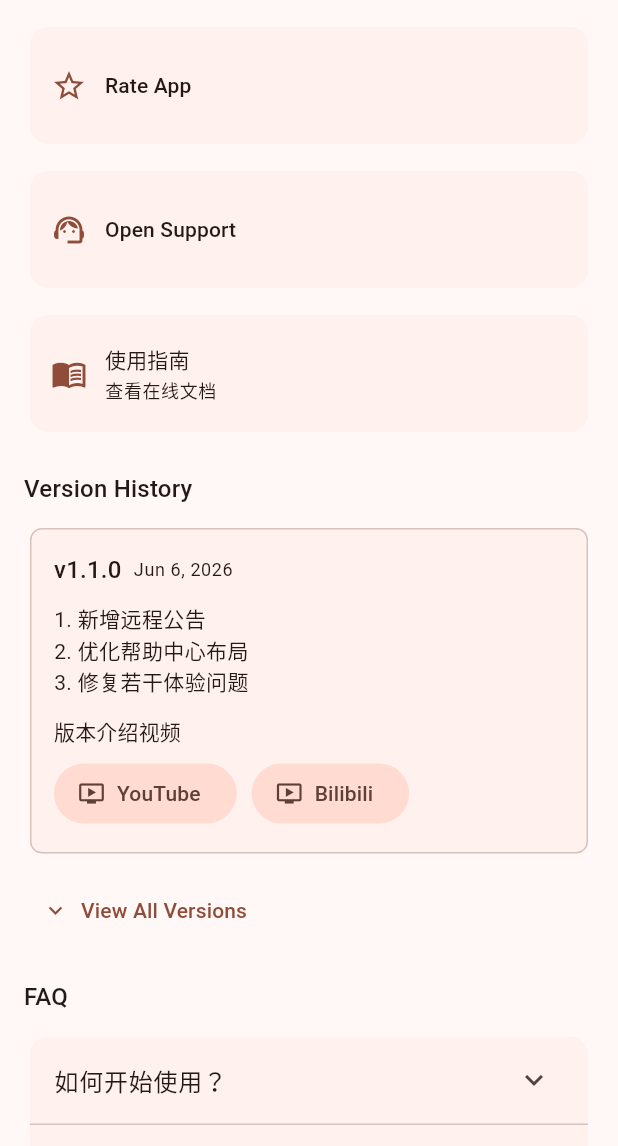
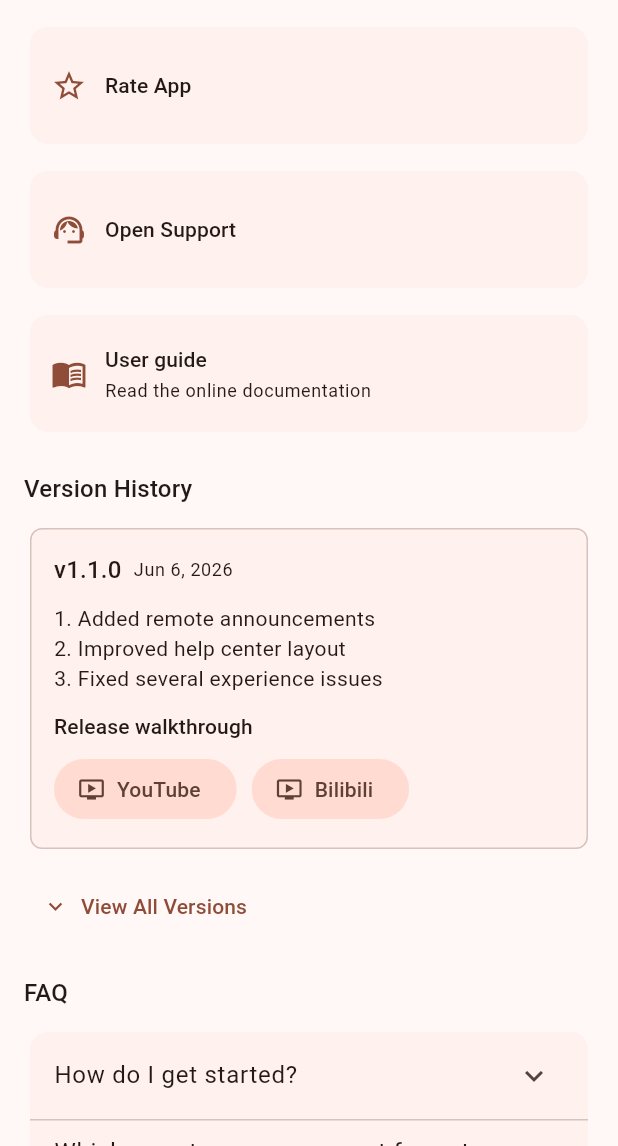
Before and after one commit to kyinwind/app_help_center, a Flutter app: the screen it shows after launch, scrolled down 576 dp, on a phone screen of 412 x 824 dp, the part 90-1236 px from its top. Run offline on Flutter 3.47's test engine with Material 3 defaults, Android fonts, the phone set to English and light mode, and no system bars; our stand-ins replace image_picker, shared_preferences; network calls fail.

Commit message:
发布前的完善

```diff
--- a/example/lib/main.dart
+++ b/example/lib/main.dart
@@ -39,23 +39,33 @@ final _config = AppHelpCenterConfig(
       debugPrint(payload.combinedContent);
     },
   ),
+  reviewPrompt: ReviewPromptConfig(
+    appName: 'Demo App',
+    defaultClickThreshold: 5,
+    defaultDaysThreshold: 3,
+    onReview: () {
+      debugPrint('Open your store listing or in-app review flow here.');
+    },
+  ),
   remoteVersionSupplementUrl:
       Uri.parse('https://example.com/version-supplements.json'),
   announcements: [
     HelpAnnouncement(
       id: 'welcome-help-center',
-      title: '欢迎使用帮助中心',
-      message: '这里会展示产品公告、重要提醒和与用户沟通相关的内容。',
+      title: 'Welcome to the help center',
+      message:
+          'Use this area for product announcements, support notices, and user communication.',
       publishedAt: DateTime(2026, 6, 3),
       level: HelpAnnouncementLevel.info,
-      linkTitle: '查看项目',
-      linkUrl: Uri.parse('https://github.com/yangxuehui/app_help_center'),
+      linkTitle: 'View project',
+      linkUrl: Uri.parse('https://github.com/kyinwind/app_help_center'),
       isPinned: true,
     ),
     HelpAnnouncement(
       id: 'scheduled-maintenance',
-      title: '技术支持服务维护提醒',
-      message: '技术支持页面将在维护窗口内短暂不可用，用户仍可通过邮件提交反馈。',
+      title: 'Support maintenance notice',
+      message:
+          'The support page may be briefly unavailable during maintenance. Email feedback remains available.',
       publishedAt: DateTime(2026, 6),
       level: HelpAnnouncementLevel.warning,
       expiresAt: DateTime(2026, 7),
@@ -65,38 +75,42 @@ final _config = AppHelpCenterConfig(
     VersionHistoryItem(
       versionName: 'v1.1.0',
       publishedAt: DateTime(2026, 6, 6),
-      changes: '1. 新增远程公告\n2. 优化帮助中心布局\n3. 修复若干体验问题',
-      videoTitle: '版本介绍视频',
+      changes:
+          '1. Added remote announcements\n2. Improved help center layout\n3. Fixed several experience issues',
+      videoTitle: 'Release walkthrough',
       videoLinks: [
         HelpVideoLink(title: 'YouTube', url: Uri.parse('https://youtube.com')),
         HelpVideoLink(
-            title: 'Bilibili', url: Uri.parse('https://bilibili.com')),
+          title: 'Bilibili',
+          url: Uri.parse('https://bilibili.com'),
+        ),
       ],
     ),
     VersionHistoryItem(
       versionName: 'v1.0.0',
       publishedAt: DateTime(2026, 5, 20),
-      changes: '首次发布帮助中心、FAQ、快速入口和评分入口。',
+      changes:
+          'Initial release with help center, FAQ, quick links, and rating entry points.',
     ),
   ],
   quickLinks: [
     HelpQuickLink.url(
-      title: '使用指南',
-      subtitle: '查看在线文档',
+      title: 'User guide',
+      subtitle: 'Read the online documentation',
       icon: Icons.menu_book_outlined,
       url: Uri.parse('https://example.com/guide'),
     ),
   ],
   faqItems: [
     HelpFaqItem(
-      question: '如何开始使用？',
+      question: 'How do I get started?',
       answer:
-          '导入 app_help_center，创建 AppHelpCenterConfig，然后展示 AppHelpCenterPage。',
+          'Import app_help_center, create an AppHelpCenterConfig, then show AppHelpCenterPage.',
     ),
     HelpFaqItem(
-      question: '远程公告支持什么格式？',
+      question: 'Which remote announcement format is supported?',
       answer:
-          '支持 SwiftHelpCenter 风格 JSON 数组，也支持 {"announcements": [...]} 包装结构。',
+          'Use a SwiftHelpCenter-style JSON array or wrap the array in an announcements field.',
     ),
   ],
 );
--- a/lib/src/models/review_prompt.dart
+++ b/lib/src/models/review_prompt.dart
@@ -33,7 +33,8 @@ class ReviewPromptConfig {
   final VoidCallback? onOpenSettings;
 
   /// Custom callback when the user taps "Go to Review".
-  /// If null, the platform's in-app review dialog is used.
+  /// Use this to open your store listing, in-app review flow, or rating page.
+  /// If null, the button only dismisses the prompt and silences future prompts.
   final VoidCallback? onReview;
 
   /// SharedPreferences key prefix for persisting prompt state.
@@ -153,7 +154,7 @@ class ReviewPromptManager extends ChangeNotifier {
   bool get shouldShowPrompt => _info?.isShowReviewPopup == true;
 
   /// Whether the user has permanently opted out.
-  bool get neverPrompt => _info?.neverPrompt == true;
+  bool get isNeverPrompt => _info?.neverPrompt == true;
 
   Future<SharedPreferences> get _prefs async =>
       _preferences ??= await SharedPreferences.getInstance();
@@ -163,7 +164,7 @@ class ReviewPromptManager extends ChangeNotifier {
   // ---------------------------------------------------------------------------
 
   void _initInfo() {
-    _info = const _ReviewPromptInfo(
+    _info = _ReviewPromptInfo(
       maxClickCount: config.defaultClickThreshold,
       maxDaysCount: config.defaultDaysThreshold,
     );
@@ -218,10 +219,12 @@ class ReviewPromptManager extends ChangeNotifier {
 
     if (!_info!.isShowReviewPopup) {
       // Record this action
-      _history.add(_ClickMenuHistory(actType: actType, clickDate: DateTime.now()));
+      _history
+          .add(_ClickMenuHistory(actType: actType, clickDate: DateTime.now()));
       _saveHistory();
 
-      if (daysCount >= _info!.maxDaysCount && _history.length > _info!.maxClickCount) {
+      if (daysCount >= _info!.maxDaysCount &&
+          _history.length > _info!.maxClickCount) {
         _info = _info!.copyWith(
           isShowReviewPopup: true,
           lastPromptDate: DateTime.now(),
@@ -254,7 +257,7 @@ class ReviewPromptManager extends ChangeNotifier {
     notifyListeners();
   }
 
-  /// User chose "Never prompt again" (不再提醒).
+  /// User chose "Never prompt again".
   ///
   /// Permanently suppresses the review prompt.
   /// Mirrors SwiftHelpCenter's `neverPrompt()`.
@@ -275,7 +278,7 @@ class ReviewPromptManager extends ChangeNotifier {
     final prefs = await _prefs;
     await prefs.remove('${config.storageKey}.info');
     await prefs.remove('${config.storageKey}.history');
-    _info = const _ReviewPromptInfo(
+    _info = _ReviewPromptInfo(
       maxClickCount: config.defaultClickThreshold,
       maxDaysCount: config.defaultDaysThreshold,
     );
@@ -293,7 +296,8 @@ class ReviewPromptManager extends ChangeNotifier {
         .map((h) => h.clickDate)
         .reduce((a, b) => a.isBefore(b) ? a : b);
     final now = DateTime.now();
-    final startOfEarliest = DateTime(earliest.year, earliest.month, earliest.day);
+    final startOfEarliest =
+        DateTime(earliest.year, earliest.month, earliest.day);
     final startOfToday = DateTime(now.year, now.month, now.day);
     return startOfToday.difference(startOfEarliest).inDays;
   }
--- a/lib/src/services/feedback_service.dart
+++ b/lib/src/services/feedback_service.dart
@@ -1,6 +1,4 @@
 import 'dart:convert';
-import 'dart:typed_data';
-
 import 'package:http/http.dart' as http;
 import 'package:http_parser/http_parser.dart';
 
--- a/lib/src/views/app_help_center_page.dart
+++ b/lib/src/views/app_help_center_page.dart
@@ -6,7 +6,6 @@ import '../app_help_center_controller.dart';
 import '../l10n/app_help_center_localizations.dart';
 import '../models/help_announcement.dart';
 import '../models/help_quick_link.dart';
-import '../models/review_prompt.dart';
 import '../models/version_history_item.dart';
 import 'help_feedback_page.dart';
 import 'review_prompt_dialog.dart';
@@ -57,7 +56,9 @@ class _AppHelpCenterPageState extends State<AppHelpCenterPage> {
     final manager = _controller.reviewPromptManager;
     if (manager != null) {
       manager.removeListener(_handleReviewPromptChange);
-      manager.dispose();
+      if (_ownsController) {
+        manager.dispose();
+      }
     }
     if (_ownsController) {
       _controller.dispose();
@@ -549,6 +550,7 @@ class _QuickLinkCard extends StatelessWidget {
         onTap: () {
           if (link.actionType == HelpQuickLinkActionType.feedback &&
               controller.hasFeedback) {
+            controller.checkReviewPrompt('feedback');
             onOpenFeedback();
             return;
           }
@@ -647,7 +649,9 @@ class _VersionHistorySection extends StatelessWidget {
   }
 
   List<VersionHistoryItem> _visibleItems(List<VersionHistoryItem> items) {
-    if (showAll || items.length == 1) {
+    if (showAll ||
+        items.length == 1 ||
+        !controller.config.showOnlyLatestVersionByDefault) {
       return items;
     }
     final unread = items.where(controller.isVersionUnread).toList();
--- a/lib/src/views/review_prompt_dialog.dart
+++ b/lib/src/views/review_prompt_dialog.dart
@@ -59,7 +59,7 @@ class _ReviewPromptDialog extends StatelessWidget {
                   shape: BoxShape.circle,
                 ),
                 child: Icon(
-                  Icons.star_bubble,
+                  Icons.star,
                   size: 34,
                   color: theme.colorScheme.primary,
                 ),
@@ -138,9 +138,6 @@ class _ReviewPromptDialog extends StatelessWidget {
                           final callback = manager.config.onReview;
                           if (callback != null) {
                             callback();
-                          } else {
-                            // Default: use InAppReview (caller should handle this)
-                            // via controller.openRating()
                           }
                           // Mark as reviewed after user taps review
                           manager.neverPrompt();
```
Also changed, not shown: lib/src/app_help_center_controller.dart (+19 -5 lines), lib/src/views/help_feedback_page.dart (+15 -9 lines), 3 other files.
